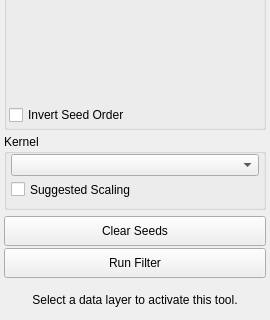
Qt form src/Interface/ToolInterface/ImplicitModelToolInterface.ui (SCIInstitute/Seg3D) before a commit; both pictures show x 0 to 270 and y 196 to 516 of the 270 by 516 pixel window.
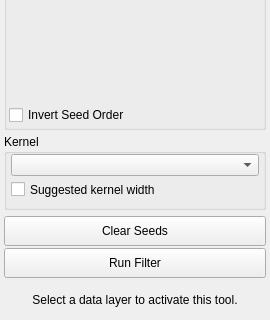
The same form after that commit. Custom widgets are drawn as their Qt base class.

The edit to the form file:
```diff
--- a/src/Interface/ToolInterface/ImplicitModelToolInterface.ui
+++ b/src/Interface/ToolInterface/ImplicitModelToolInterface.ui
@@ -312,7 +312,7 @@
          </sizepolicy>
         </property>
         <property name="text">
-         <string>Suggested Scaling</string>
+         <string>Suggested kernel width</string>
         </property>
        </widget>
       </item>
```
Left out of the diff: 2 changed lines with no effect on the pictures.
